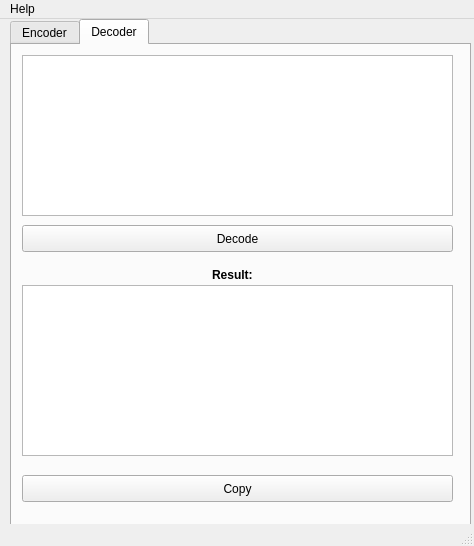
panxinbin/morse, file mainWindow.ui: the form before one commit.
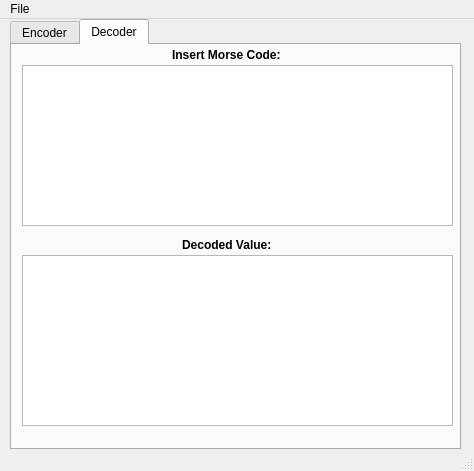
The form after the commit. The open tabs and pages were chosen to show the change.

Commit message:
MorseGUI Released!
In this commit:
- Added Real Time encoding/decoding algorithm;
- Added a method that encode/decode from text files;
- Edit some aspect of the UI;
- Fixed some bugs.

What changed in the file:
```diff
--- a/mainWindow.ui
+++ b/mainWindow.ui
@@ -7,7 +7,7 @@
     <x>0</x>
     <y>0</y>
     <width>474</width>
-    <height>546</height>
+    <height>471</height>
    </rect>
   </property>
   <property name="windowTitle">
@@ -19,8 +19,8 @@
      <rect>
       <x>10</x>
       <y>0</y>
-      <width>461</width>
-      <height>511</height>
+      <width>451</width>
+      <height>431</height>
      </rect>
     </property>
     <property name="currentIndex">
@@ -100,71 +100,64 @@
      <attribute name="title">
       <string>Decoder</string>
      </attribute>
-     <widget class="QPushButton" name="btnDecode">
+     <widget class="QLabel" name="label_3">
       <property name="geometry">
        <rect>
-        <x>10</x>
-        <y>180</y>
-        <width>431</width>
-        <height>27</height>
+        <x>160</x>
+        <y>0</y>
+        <width>131</width>
+        <height>19</height>
        </rect>
       </property>
-      <property name="text">
-       <string>Decode</string>
+      <property name="font">
+       <font>
+        <weight>75</weight>
+        <bold>true</bold>
+       </font>
       </property>
-     </widget>
-     <widget class="QPushButton" name="btnCopy">
-      <property name="geometry">
-       <rect>
-        <x>10</x>
-        <y>430</y>
-        <width>431</width>
-        <height>27</height>
-       </rect>
-      </property>
       <property name="text">
-       <string>Copy</string>
+       <string>Insert Morse Code:</string>
       </property>
      </widget>
      <widget class="QTextEdit" name="txtDecDecode">
       <property name="geometry">
        <rect>
         <x>10</x>
-        <y>240</y>
+        <y>20</y>
         <width>431</width>
-        <height>171</height>
+        <height>161</height>
        </rect>
       </property>
      </widget>
+     <widget class="QLabel" name="label_4">
+      <property name="geometry">
+       <rect>
+        <x>170</x>
+        <y>190</y>
+        <width>131</width>
+        <height>19</height>
+       </rect>
+      </property>
+      <property name="font">
+       <font>
+        <weight>75</weight>
+        <bold>true</bold>
+       </font>
+      </property>
+      <property name="text">
+       <string>Decoded Value:</string>
+      </property>
+     </widget>
      <widget class="QTextEdit" name="txtPlainDecode">
       <property name="geometry">
        <rect>
         <x>10</x>
-        <y>10</y>
+        <y>210</y>
         <width>431</width>
-        <height>161</height>
+        <height>171</height>
        </rect>
       </property>
      </widget>
-     <widget class="QLabel" name="lblDecode">
-      <property name="geometry">
-       <rect>
-        <x>200</x>
-        <y>220</y>
-        <width>71</width>
-        <height>19</height>
-       </rect>
-      </property>
-      <property name="font">
-       <font>
-        <weight>75</weight>
-        <bold>true</bold>
-       </font>
-      </property>
-      <property name="text">
-       <string>Result:</string>
-      </property>
-     </widget>
     </widget>
    </widget>
   </widget>
@@ -179,7 +172,7 @@
    </property>
    <widget class="QMenu" name="menu">
     <property name="title">
-     <string>Help</string>
+     <string>File</string>
     </property>
     <widget class="QMenu" name="menuFrom_File">
      <property name="title">
```
Left out of the diff: 63 changed lines with no effect on the pictures. The commit also changes 8 other files.
